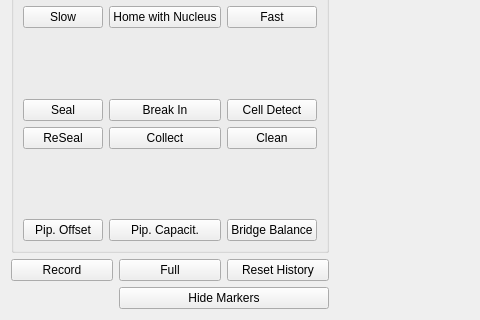
Above: acq4/modules/MultiPatch/multipatchTemplate.ui from acq4/acq4 before the change; both pictures show x 0 to 480 and y 146 to 466 of the 941 by 466 pixel window. Below: the same form after it.
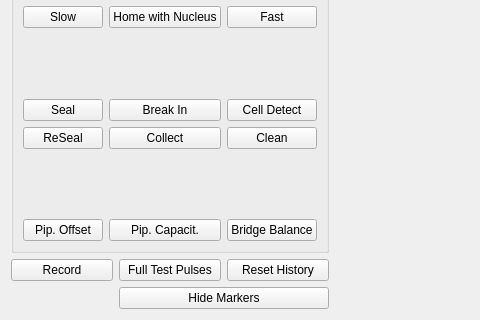
That is the form after the change.

Commit message: optimize imports; button clarity

What changed in the file:
```diff
--- a/acq4/modules/MultiPatch/multipatchTemplate.ui
+++ b/acq4/modules/MultiPatch/multipatchTemplate.ui
@@ -291,7 +291,7 @@
    <item row="2" column="1">
     <widget class="QPushButton" name="recordTestPulsesBtn">
      <property name="text">
-      <string>Full</string>
+      <string>Full Test Pulses</string>
      </property>
      <property name="checkable">
       <bool>true</bool>
```
The commit also changes 1 other file.
